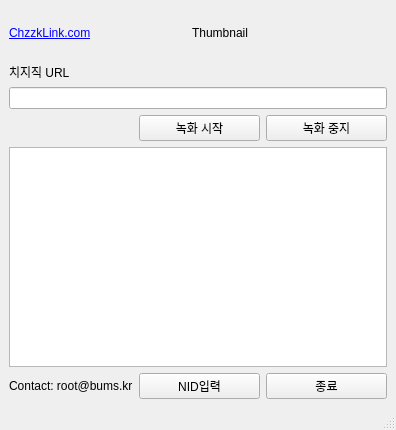
Old version of the form ChzzkLinkUI.ui in the repository reretay/ChzzkLink.
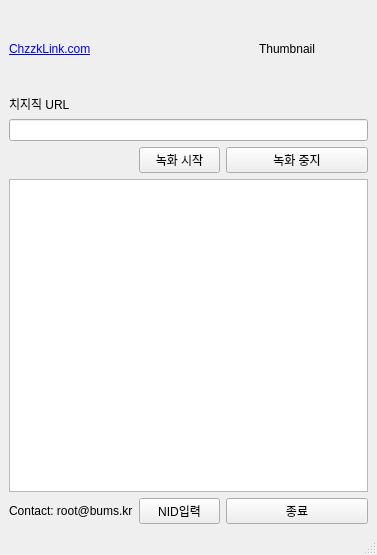
New version of the form. Icons and pictures are not drawn.

Commit message: StreamLink Plugin Changed

```diff
--- a/ChzzkLinkUI.ui
+++ b/ChzzkLinkUI.ui
@@ -6,8 +6,8 @@
    <rect>
     <x>0</x>
     <y>0</y>
-    <width>396</width>
-    <height>430</height>
+    <width>377</width>
+    <height>555</height>
    </rect>
   </property>
   <property name="windowTitle">
@@ -68,32 +68,6 @@
       </property>
      </widget>
     </item>
-    <item row="0" column="0">
-     <widget class="QLabel" name="label_3">
-      <property name="text">
-       <string>&lt;html&gt;&lt;head/&gt;&lt;body&gt;&lt;p&gt;&lt;a href=&quot;\&amp;quot;http://chzzklink.com/\&amp;quot;&quot;&gt;&lt;span style=&quot; text-decoration: underline; color:#0000ff;&quot;&gt;ChzzkLink.com&lt;/span&gt;&lt;/a&gt;&lt;/p&gt;&lt;/body&gt;&lt;/html&gt;</string>
-      </property>
-      <property name="textFormat">
-       <enum>Qt::RichText</enum>
-      </property>
-      <property name="openExternalLinks">
-       <bool>true</bool>
-      </property>
-     </widget>
-    </item>
-    <item row="0" column="1" colspan="2">
-     <widget class="QLabel" name="label_4">
-      <property name="minimumSize">
-       <size>
-        <width>64</width>
-        <height>48</height>
-       </size>
-      </property>
-      <property name="text">
-       <string>                Thumbnail</string>
-      </property>
-     </widget>
-    </item>
     <item row="3" column="0" colspan="3">
      <widget class="QLineEdit" name="lineEdit_channel_id"/>
     </item>
@@ -104,6 +78,38 @@
       </property>
      </widget>
     </item>
+    <item row="1" column="2">
+     <widget class="QLabel" name="label_4">
+      <property name="minimumSize">
+       <size>
+        <width>142</width>
+        <height>80</height>
+       </size>
+      </property>
+      <property name="maximumSize">
+       <size>
+        <width>142</width>
+        <height>80</height>
+       </size>
+      </property>
+      <property name="text">
+       <string>          Thumbnail</string>
+      </property>
+     </widget>
+    </item>
+    <item row="1" column="0">
+     <widget class="QLabel" name="label_3">
+      <property name="text">
+       <string>&lt;html&gt;&lt;head/&gt;&lt;body&gt;&lt;p&gt;&lt;a href=&quot;\&amp;quot;http://chzzklink.com/\&amp;quot;&quot;&gt;&lt;span style=&quot; text-decoration: underline; color:#0000ff;&quot;&gt;ChzzkLink.com&lt;/span&gt;&lt;/a&gt;&lt;/p&gt;&lt;/body&gt;&lt;/html&gt;</string>
+      </property>
+      <property name="textFormat">
+       <enum>Qt::RichText</enum>
+      </property>
+      <property name="openExternalLinks">
+       <bool>true</bool>
+      </property>
+     </widget>
+    </item>
    </layout>
   </widget>
   <widget class="QMenuBar" name="menubar">
```
Left out of the diff: 4 changed lines with no effect on the pictures. The commit also changes 5 other files.
